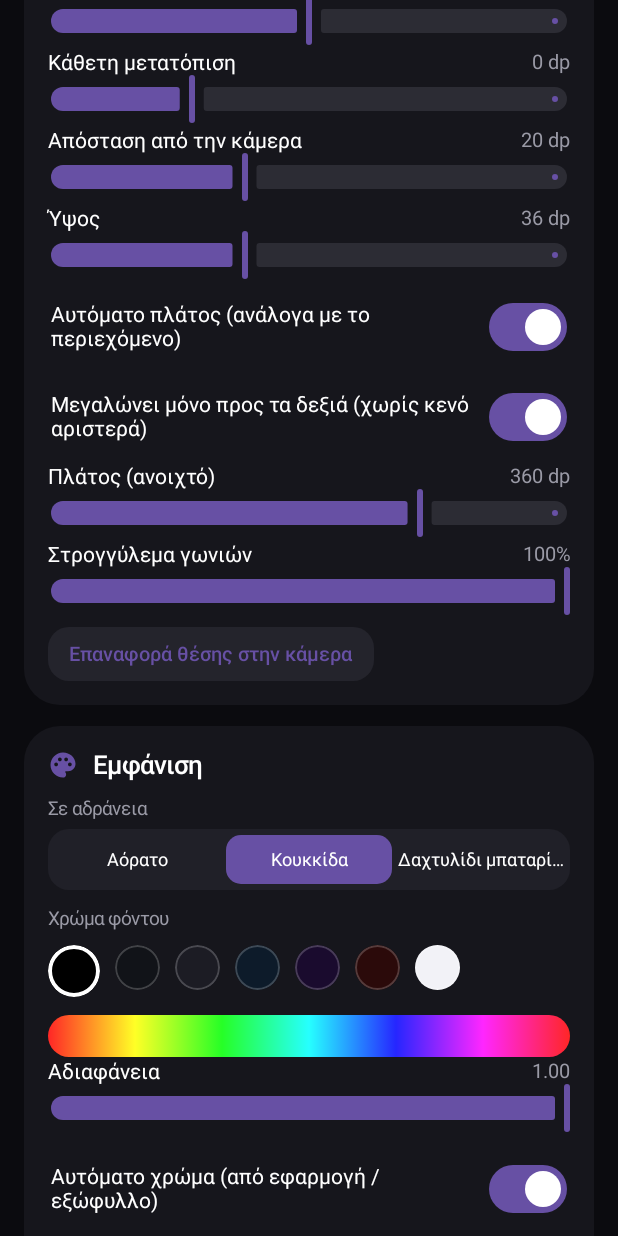
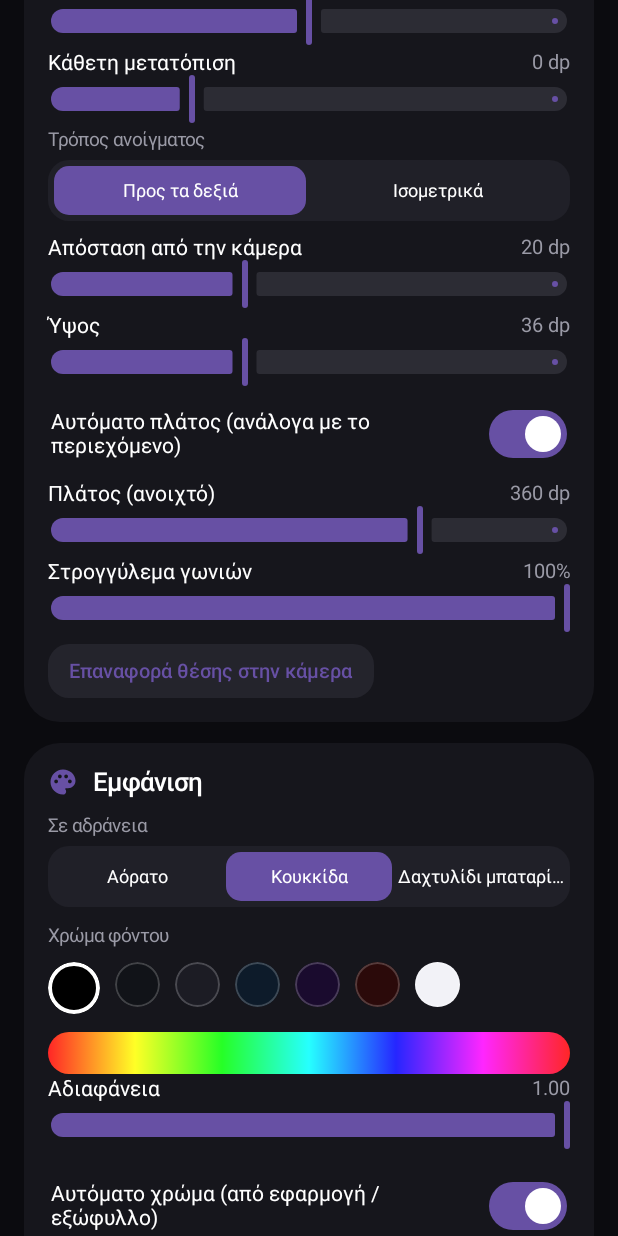
Before and after one commit to Mind-osc/pilland, an Android app built with Jetpack Compose: the composable SettingsScreen called with empty values, scrolled down 1153 dp, on a phone screen of 412 x 824 dp. Run offline under Robolectric (Android 15) with nearby library versions, the phone set to English and light mode, and no system bars.

```diff
--- a/app/build.gradle.kts
+++ b/app/build.gradle.kts
@@ -11,8 +11,8 @@ android {
         applicationId = "com.pilland.app"
         minSdk = 31
         targetSdk = 34
-        versionCode = 12
-        versionName = "1.11"
+        versionCode = 13
+        versionName = "1.12"
     }
 
     signingConfigs {
--- a/app/src/main/java/com/pilland/app/IslandUi.kt
+++ b/app/src/main/java/com/pilland/app/IslandUi.kt
@@ -189,7 +189,7 @@ private fun rightContentWidth(item: IslandItem, cfg: Settings): Float {
     }
 }
 
-fun isAsym(cfg: Settings) = cfg.autoWidth && cfg.asymCompact
+fun isAsym(cfg: Settings) = cfg.asymCompact
 
 /** Μισό κενό γύρω από την τρύπα της κάμερας στο ασύμμετρο νησάκι. */
 fun camGapHalf(cfg: Settings) = cfg.cameraGap
@@ -202,7 +202,7 @@ fun compactExtents(item: IslandItem, cfg: Settings): Pair<Float, Float> {
     if (isAsym(cfg)) {
         val g = camGapHalf(cfg)
         val l = 5f + left + g
-        val r = max(g + right + 5f, h / 2f + 4f)
+        val r = if (cfg.autoWidth) max(g + right + 5f, h / 2f + 4f) else max(cfg.compactWidth - l, h / 2f + 4f)
         return l to r
     }
     val w = if (cfg.autoWidth) (2 * max(left, right) + cfg.cameraGap * 2f + 10f).coerceIn(h * 2.4f, 380f) else cfg.compactWidth
--- a/app/src/main/java/com/pilland/app/MainActivity.kt
+++ b/app/src/main/java/com/pilland/app/MainActivity.kt
@@ -207,10 +207,12 @@ private fun SettingsScreen(resumeTick: Int) {
             Section("Θέση & μέγεθος", Icons.Rounded.PhotoSizeSelectSmall) {
                 SliderRow("Οριζόντια μετατόπιση", cfg.offsetX, -80f..80f, "%.0f dp") { v -> Prefs.update { it.copy(offsetX = v) } }
                 SliderRow("Κάθετη μετατόπιση", cfg.offsetY, -30f..80f, "%.0f dp") { v -> Prefs.update { it.copy(offsetY = v) } }
+                Label("Τρόπος ανοίγματος")
+                Choice(listOf("Προς τα δεξιά", "Ισομετρικά"), if (cfg.asymCompact) 0 else 1) { v -> Prefs.update { it.copy(asymCompact = v == 0) } }
+                Spacer(Modifier.height(8.dp))
                 SliderRow("Απόσταση από την κάμερα", cfg.cameraGap, 8f..40f, "%.0f dp") { v -> Prefs.update { it.copy(cameraGap = v) } }
                 SliderRow("Ύψος", cfg.pillHeight, 24f..56f, "%.0f dp") { v -> Prefs.update { it.copy(pillHeight = v) } }
                 SwitchRow("Αυτόματο πλάτος (ανάλογα με το περιεχόμενο)", cfg.autoWidth) { v -> Prefs.update { it.copy(autoWidth = v) } }
-                if (cfg.autoWidth) SwitchRow("Μεγαλώνει μόνο προς τα δεξιά (χωρίς κενό αριστερά)", cfg.asymCompact) { v -> Prefs.update { it.copy(asymCompact = v) } }
                 if (!cfg.autoWidth) SliderRow("Πλάτος (compact)", cfg.compactWidth, 110f..330f, "%.0f dp") { v -> Prefs.update { it.copy(compactWidth = v) } }
                 SliderRow("Πλάτος (ανοιχτό)", cfg.expandedWidth, 260f..400f, "%.0f dp") { v -> Prefs.update { it.copy(expandedWidth = v) } }
                 SliderRow("Στρογγύλεμα γωνιών", cfg.cornerPercent, 10f..100f, "%.0f%%") { v -> Prefs.update { it.copy(cornerPercent = v) } }
```
